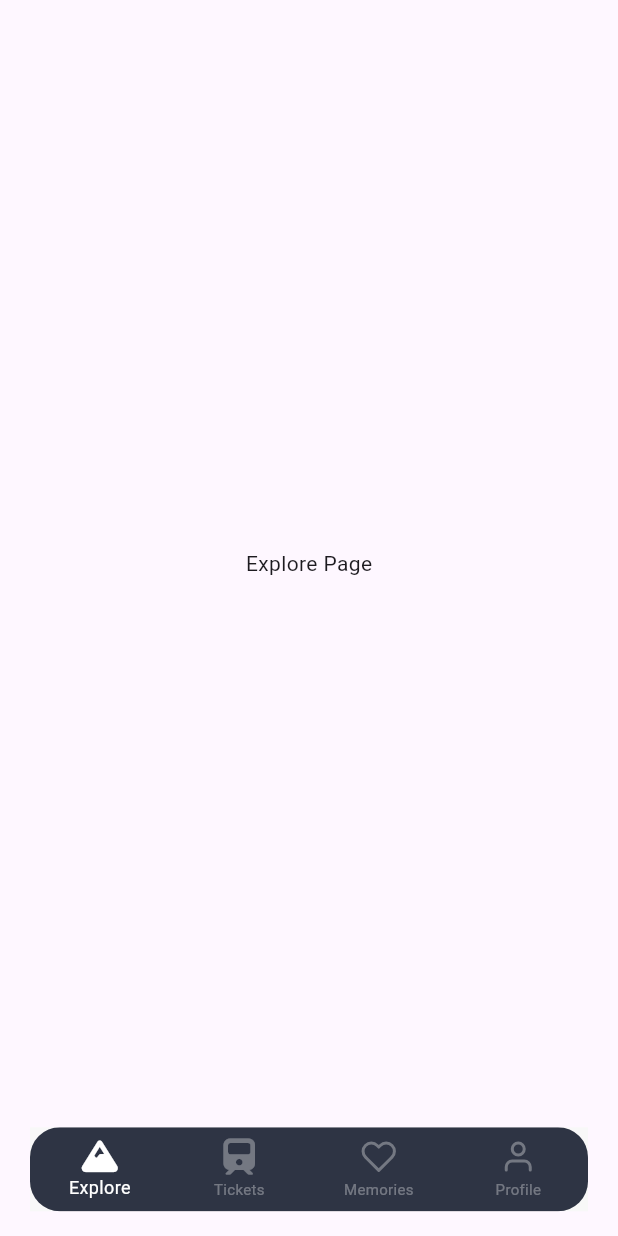
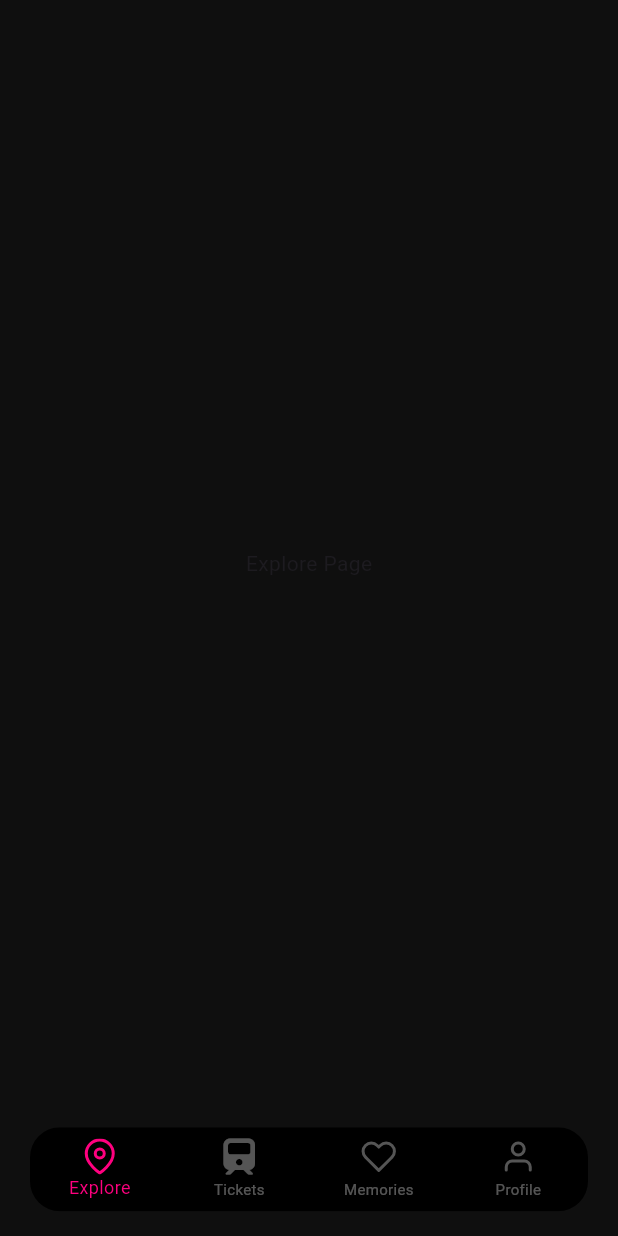
Before and after one commit to Utkarsh4517/nomadic, a Flutter app: the NavBar screen opened directly, on a phone screen of 412 x 824 dp. Run offline on Flutter 3.47's test engine with Material 2 defaults, Android fonts, the phone set to English and light mode, and no system bars; our stand-ins replace appwrite, bloc, feather_icons, flutter_bloc, font_awesome_flutter, google_fonts; statements that could not run were skipped.

Commit message:
made changes to navbar ui

```diff
--- a/lib/features/explore/ui/explore_page.dart
+++ b/lib/features/explore/ui/explore_page.dart
@@ -1,4 +1,5 @@
 import 'package:flutter/material.dart';
+import 'package:nomadic/constants/colors.dart';
 
 class ExplorePage extends StatefulWidget {
   const ExplorePage({super.key});
@@ -11,6 +12,7 @@ class _ExplorePageState extends State<ExplorePage> {
   @override
   Widget build(BuildContext context) {
     return const Scaffold(
+      backgroundColor: lightBlack,
       body: Center(
         child: Text('Explore Page'),
       ),
--- a/lib/features/memories/ui/memories_page.dart
+++ b/lib/features/memories/ui/memories_page.dart
@@ -1,4 +1,5 @@
 import 'package:flutter/material.dart';
+import 'package:nomadic/constants/colors.dart';
 
 
 class MemoriesPage extends StatefulWidget {
@@ -12,6 +13,7 @@ class _MemoriesPageState extends State<MemoriesPage> {
   @override
   Widget build(BuildContext context) {
         return const Scaffold(
+          backgroundColor: lightBlack,
       body: Center(
         child: Text('Memories Page'),
       ),
--- a/lib/features/navbar/ui/nav_bar.dart
+++ b/lib/features/navbar/ui/nav_bar.dart
@@ -2,6 +2,7 @@ import 'package:feather_icons/feather_icons.dart';
 import 'package:flutter/material.dart';
 import 'package:flutter_bloc/flutter_bloc.dart';
 import 'package:font_awesome_flutter/font_awesome_flutter.dart';
+import 'package:nomadic/constants/colors.dart';
 import 'package:nomadic/constants/dimensions.dart';
 import 'package:nomadic/features/explore/ui/explore_page.dart';
 import 'package:nomadic/features/memories/ui/memories_page.dart';
@@ -23,7 +24,7 @@ class _NavBarState extends State<NavBar> {
     List<BottomNavigationBarItem> bottomNavItems = <BottomNavigationBarItem>[
       const BottomNavigationBarItem(
           icon: Icon(
-            FontAwesomeIcons.mountain,
+            FeatherIcons.mapPin,
           ),
           label: 'Explore'),
       const BottomNavigationBarItem(
@@ -55,6 +56,7 @@ class _NavBarState extends State<NavBar> {
       listener: (context, state) {},
       builder: (context, state) {
         return Scaffold(
+          backgroundColor: lightBlack,
           body: PageView(
             physics: const NeverScrollableScrollPhysics(),
             controller: _pageController,
@@ -64,22 +66,20 @@ class _NavBarState extends State<NavBar> {
             children: bottomNavScreen,
           ),
           bottomNavigationBar: Container(
-            color: const Color.fromARGB(255, 248, 248, 248),
+            color: lightBlack,
             margin: const EdgeInsets.symmetric(horizontal: 20)
                 .copyWith(bottom: getScreenheight(context) * 0.02),
             child: ClipRRect(
               borderRadius: BorderRadius.circular(20),
               child: BottomNavigationBar(
-                backgroundColor: const Color.fromARGB(255, 46, 52, 68),
+                backgroundColor: blackColor,
                 items: bottomNavItems,
                 currentIndex: state.tabIndex,
-                selectedItemColor: Colors.white,
-                // unselectedItemColor: Colors.white,
+                selectedItemColor: pink,
                 elevation: 10,
                 selectedFontSize: 12,
                 unselectedFontSize: 10,
                 type: BottomNavigationBarType.fixed,
-                // selectedItemColor: blackColor,
                 unselectedItemColor: Colors.white.withAlpha(85),
                 onTap: (index) {
                   _pageController.jumpToPage(index);
--- a/lib/features/profile/ui/profile_page.dart
+++ b/lib/features/profile/ui/profile_page.dart
@@ -1,4 +1,5 @@
 import 'package:flutter/material.dart';
+import 'package:nomadic/constants/colors.dart';
 
 class ProfilePage extends StatefulWidget {
   const ProfilePage({super.key});
@@ -11,6 +12,7 @@ class _ProfilePageState extends State<ProfilePage> {
   @override
   Widget build(BuildContext context) {
         return const Scaffold(
+          backgroundColor: lightBlack,
       body: Center(
         child: Text('Profile Page'),
       ),
--- a/lib/features/tickets/ui/tickets_page.dart
+++ b/lib/features/tickets/ui/tickets_page.dart
@@ -1,4 +1,5 @@
 import 'package:flutter/material.dart';
+import 'package:nomadic/constants/colors.dart';
 
 class TicketsPage extends StatefulWidget {
   const TicketsPage({super.key});
@@ -11,6 +12,7 @@ class _TicketsPageState extends State<TicketsPage> {
   @override
   Widget build(BuildContext context) {
         return const Scaffold(
+          backgroundColor: lightBlack,
       body: Center(
         child: Text('Tickets Page'),
       ),
```
